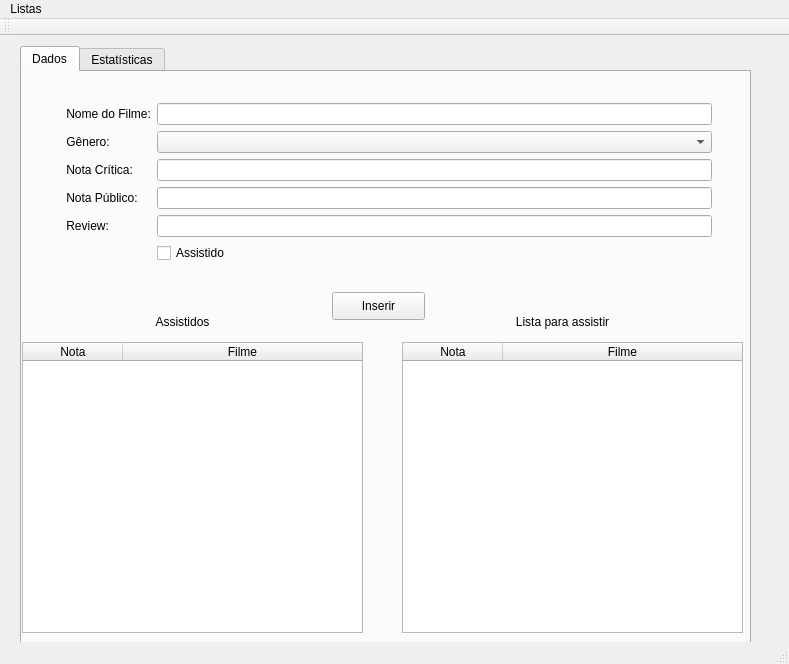
This is mainwindow.ui in andressatheotonio/FilmListQT as Qt 5 draws it before an edit. The edited form follows.
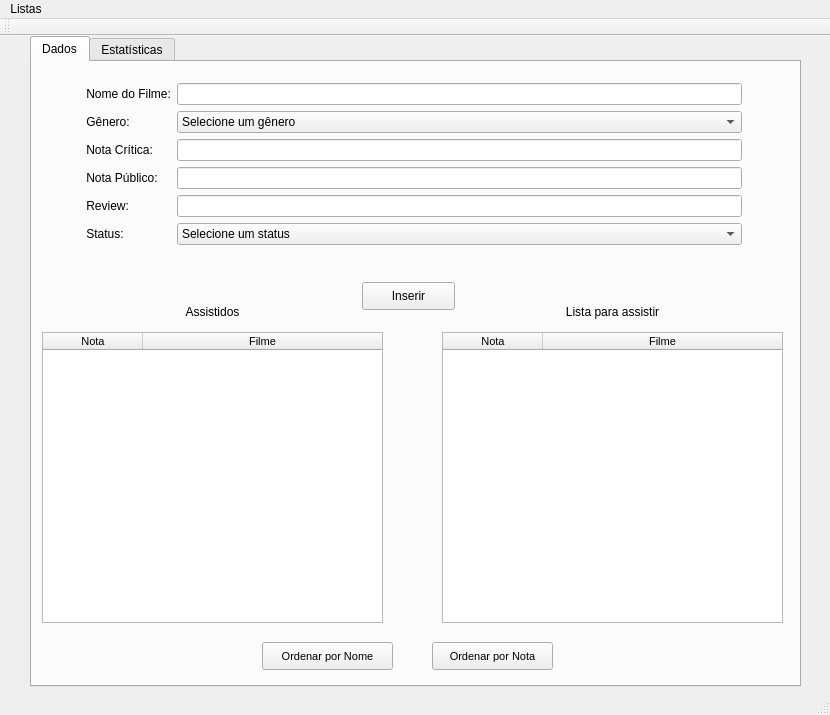
This is the edited form.

Patch:
```diff
--- a/mainwindow.ui
+++ b/mainwindow.ui
@@ -6,8 +6,8 @@
    <rect>
     <x>0</x>
     <y>0</y>
-    <width>789</width>
-    <height>664</height>
+    <width>830</width>
+    <height>715</height>
    </rect>
   </property>
   <property name="windowTitle">
@@ -17,12 +17,18 @@
    <widget class="QTabWidget" name="tabWidget">
     <property name="geometry">
      <rect>
-      <x>20</x>
-      <y>10</y>
-      <width>731</width>
-      <height>601</height>
+      <x>30</x>
+      <y>0</y>
+      <width>771</width>
+      <height>651</height>
      </rect>
     </property>
+    <property name="font">
+     <font>
+      <family>Segoe UI</family>
+      <pointsize>9</pointsize>
+     </font>
+    </property>
     <property name="layoutDirection">
      <enum>Qt::LeftToRight</enum>
     </property>
@@ -36,68 +42,183 @@
      <widget class="QWidget" name="formLayoutWidget">
       <property name="geometry">
        <rect>
-        <x>30</x>
-        <y>20</y>
-        <width>671</width>
-        <height>197</height>
+        <x>40</x>
+        <y>10</y>
+        <width>681</width>
+        <height>200</height>
        </rect>
       </property>
       <layout class="QFormLayout" name="formLayout">
        <item row="1" column="0">
         <widget class="QLabel" name="lbName">
+         <property name="font">
+          <font>
+           <family>Segoe UI</family>
+           <pointsize>9</pointsize>
+          </font>
+         </property>
          <property name="text">
           <string> Nome do Filme:</string>
          </property>
         </widget>
        </item>
        <item row="1" column="1">
-        <widget class="QLineEdit" name="leName"/>
+        <widget class="QLineEdit" name="leName">
+         <property name="font">
+          <font>
+           <family>Segoe UI</family>
+          </font>
+         </property>
+        </widget>
+       </item>
+       <item row="2" column="0">
+        <widget class="QLabel" name="lbName_2">
+         <property name="font">
+          <font>
+           <family>Segoe UI</family>
+           <pointsize>9</pointsize>
+          </font>
+         </property>
+         <property name="text">
+          <string> Gênero:</string>
+         </property>
+        </widget>
        </item>
        <item row="2" column="1">
-        <widget class="QComboBox" name="cbGenero"/>
+        <widget class="QComboBox" name="cbGenero">
+         <property name="font">
+          <font>
+           <family>Segoe UI</family>
+          </font>
+         </property>
+         <item>
+          <property name="text">
+           <string>Selecione um gênero</string>
+          </property>
+         </item>
+         <item>
+          <property name="text">
+           <string>Drama</string>
+          </property>
+         </item>
+         <item>
+          <property name="text">
+           <string>Comédia</string>
+          </property>
+         </item>
+         <item>
+          <property name="text">
+           <string>Ação/Aventura</string>
+          </property>
+         </item>
+         <item>
+          <property name="text">
+           <string>Terror</string>
+          </property>
+         </item>
+         <item>
+          <property name="text">
+           <string>Ficção</string>
+          </property>
+         </item>
+        </widget>
        </item>
        <item row="3" column="0">
         <widget class="QLabel" name="lbCritica">
+         <property name="font">
+          <font>
+           <family>Segoe UI</family>
+           <pointsize>9</pointsize>
+          </font>
+         </property>
          <property name="text">
           <string> Nota Crítica:</string>
          </property>
         </widget>
        </item>
        <item row="3" column="1">
-        <widget class="QLineEdit" name="leCritica"/>
+        <widget class="QLineEdit" name="leCritica">
+         <property name="font">
+          <font>
+           <family>Segoe UI</family>
+          </font>
+         </property>
+        </widget>
        </item>
        <item row="4" column="0">
         <widget class="QLabel" name="lbPublico">
+         <property name="font">
+          <font>
+           <family>Segoe UI</family>
+           <pointsize>9</pointsize>
+          </font>
+         </property>
          <property name="text">
           <string> Nota Público:</string>
          </property>
         </widget>
        </item>
        <item row="4" column="1">
-        <widget class="QLineEdit" name="lePublico"/>
+        <widget class="QLineEdit" name="lePublico">
+         <property name="font">
+          <font>
+           <family>Segoe UI</family>
+          </font>
+         </property>
+        </widget>
        </item>
        <item row="5" column="0">
         <widget class="QLabel" name="lbReview">
+         <property name="font">
+          <font>
+           <family>Segoe UI</family>
+           <pointsize>9</pointsize>
+          </font>
+         </property>
          <property name="text">
           <string> Review:</string>
          </property>
         </widget>
        </item>
        <item row="5" column="1">
-        <widget class="QLineEdit" name="leReview"/>
+        <widget class="QLineEdit" name="leReview">
+         <property name="font">
+          <font>
+           <family>Segoe UI</family>
+          </font>
+         </property>
+        </widget>
+       </item>
+       <item row="6" column="0">
+        <widget class="QLabel" name="lbStatus">
+         <property name="font">
+          <font>
+           <family>Segoe UI</family>
+           <pointsize>9</pointsize>
+          </font>
+         </property>
+         <property name="text">
+          <string> Status:</string>
+         </property>
+        </widget>
        </item>
        <item row="6" column="1">
-        <widget class="QCheckBox" name="chbAssistido">
-         <property name="text">
-          <string>Assistido</string>
-         </property>
-        </widget>
-       </item>
-       <item row="2" column="0">
-        <widget class="QLabel" name="lbName_2">
-         <property name="text">
-          <string> Gênero:</string>
-         </property>
+        <widget class="QComboBox" name="cbStatus">
+         <item>
+          <property name="text">
+           <string>Selecione um status</string>
+          </property>
+         </item>
+         <item>
+          <property name="text">
+           <string>Assistido</string>
+          </property>
+         </item>
+         <item>
+          <property name="text">
+           <string>Não Assistido</string>
+          </property>
+         </item>
         </widget>
        </item>
       </layout>
@@ -105,7 +226,7 @@
      <widget class="QTableWidget" name="tbAssistidos">
       <property name="geometry">
        <rect>
-        <x>0</x>
+        <x>10</x>
         <y>270</y>
         <width>341</width>
         <height>291</height>
@@ -117,6 +238,12 @@
         <height>16777215</height>
        </size>
       </property>
+      <property name="font">
+       <font>
+        <family>Segoe UI</family>
+        <pointsize>8</pointsize>
+       </font>
+      </property>
       <attribute name="horizontalHeaderShowSortIndicator" stdset="0">
        <bool>false</bool>
       </attribute>
@@ -143,12 +270,18 @@
      <widget class="QLabel" name="lbTabTitle1">
       <property name="geometry">
        <rect>
-        <x>120</x>
+        <x>140</x>
         <y>240</y>
         <width>81</width>
         <height>20</height>
        </rect>
       </property>
+      <property name="font">
+       <font>
+        <family>Segoe UI</family>
+        <pointsize>9</pointsize>
+       </font>
+      </property>
       <property name="layoutDirection">
        <enum>Qt::LeftToRight</enum>
       </property>
@@ -162,12 +295,18 @@
      <widget class="QLabel" name="lbTabTitle2">
       <property name="geometry">
        <rect>
-        <x>480</x>
+        <x>520</x>
         <y>240</y>
         <width>121</width>
         <height>20</height>
        </rect>
       </property>
+      <property name="font">
+       <font>
+        <family>Segoe UI</family>
+        <pointsize>9</pointsize>
+       </font>
+      </property>
       <property name="layoutDirection">
        <enum>Qt::LeftToRight</enum>
       </property>
@@ -181,7 +320,7 @@
      <widget class="QTableWidget" name="tbPAssistir">
       <property name="geometry">
        <rect>
-        <x>380</x>
+        <x>410</x>
         <y>270</y>
         <width>341</width>
         <height>291</height>
@@ -193,6 +332,11 @@
         <height>16777215</height>
        </size>
       </property>
+      <property name="font">
+       <font>
+        <pointsize>8</pointsize>
+       </font>
+      </property>
       <attribute name="horizontalHeaderShowSortIndicator" stdset="0">
        <bool>false</bool>
       </attribute>
@@ -219,16 +363,59 @@
      <widget class="QPushButton" name="btnInserir">
       <property name="geometry">
        <rect>
-        <x>310</x>
+        <x>330</x>
         <y>220</y>
         <width>93</width>
         <height>28</height>
        </rect>
       </property>
+      <property name="font">
+       <font>
+        <family>Segoe UI</family>
+        <pointsize>9</pointsize>
+       </font>
+      </property>
       <property name="text">
        <string>Inserir</string>
       </property>
      </widget>
+     <widget class="QPushButton" name="btnOrdemNota">
+      <property name="geometry">
+       <rect>
+        <x>400</x>
+        <y>580</y>
+        <width>121</width>
+        <height>28</height>
+       </rect>
+      </property>
+      <property name="font">
+       <font>
+        <pointsize>8</pointsize>
+       </font>
+      </property>
+      <property name="text">
+       <string>Ordenar por Nota</string>
+      </property>
+     </widget>
+     <widget class="QPushButton" name="btnOrdemNome">
+      <property name="geometry">
+       <rect>
+        <x>230</x>
+        <y>580</y>
+        <width>131</width>
+        <height>28</height>
+       </rect>
+      </property>
+      <property name="font">
+       <font>
+        <family>Segoe UI</family>
+        <pointsize>8</pointsize>
+       </font>
+      </property>
+      <property name="text">
+       <string>Ordenar por Nome</string>
+      </property>
+     </widget>
     </widget>
     <widget class="QWidget" name="Estatisticas">
      <attribute name="title">
@@ -242,7 +429,7 @@
     <rect>
      <x>0</x>
      <y>0</y>
-     <width>789</width>
+     <width>830</width>
      <height>26</height>
     </rect>
    </property>
```
